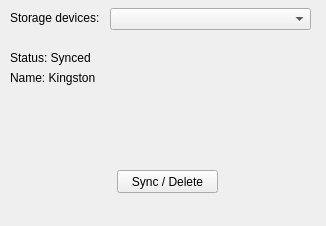
Before: the Qt Designer form gui/mainwindow.ui in stilManiac/drivers-sync, drawn with Qt 5.
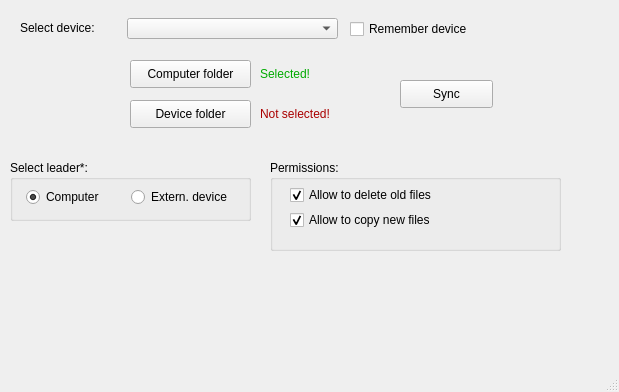
After: the same form once the commit is applied.

```diff
--- a/gui/mainwindow.ui
+++ b/gui/mainwindow.ui
@@ -6,8 +6,8 @@
    <rect>
     <x>0</x>
     <y>0</y>
-    <width>326</width>
-    <height>226</height>
+    <width>619</width>
+    <height>392</height>
    </rect>
   </property>
   <property name="windowTitle">
@@ -17,63 +17,192 @@
    <widget class="QComboBox" name="comboBox">
     <property name="geometry">
      <rect>
-      <x>110</x>
-      <y>8</y>
-      <width>201</width>
-      <height>22</height>
+      <x>127</x>
+      <y>18</y>
+      <width>211</width>
+      <height>21</height>
      </rect>
     </property>
    </widget>
    <widget class="QLabel" name="devices_label">
     <property name="geometry">
      <rect>
-      <x>10</x>
-      <y>10</y>
-      <width>91</width>
+      <x>20</x>
+      <y>20</y>
+      <width>81</width>
       <height>16</height>
      </rect>
     </property>
     <property name="text">
-     <string>Storage devices:</string>
+     <string>Select device:</string>
     </property>
    </widget>
-   <widget class="QLabel" name="status_label">
+   <widget class="QCheckBox" name="checkBox_rememberDevice">
     <property name="geometry">
      <rect>
-      <x>10</x>
-      <y>50</y>
-      <width>211</width>
+      <x>350</x>
+      <y>19</y>
+      <width>131</width>
+      <height>20</height>
+     </rect>
+    </property>
+    <property name="text">
+     <string>Remember device</string>
+    </property>
+   </widget>
+   <widget class="QPushButton" name="pushButton_selectPcPath">
+    <property name="geometry">
+     <rect>
+      <x>130</x>
+      <y>60</y>
+      <width>121</width>
+      <height>28</height>
+     </rect>
+    </property>
+    <property name="text">
+     <string>Computer folder</string>
+    </property>
+   </widget>
+   <widget class="QPushButton" name="pushButton_selectDevicePath">
+    <property name="geometry">
+     <rect>
+      <x>130</x>
+      <y>100</y>
+      <width>121</width>
+      <height>28</height>
+     </rect>
+    </property>
+    <property name="text">
+     <string>Device folder</string>
+    </property>
+   </widget>
+   <widget class="QLabel" name="label_isComputerFolderSelected">
+    <property name="geometry">
+     <rect>
+      <x>260</x>
+      <y>66</y>
+      <width>81</width>
       <height>16</height>
      </rect>
     </property>
     <property name="text">
-     <string>Status: Synced</string>
+     <string>&lt;html&gt;&lt;head/&gt;&lt;body&gt;&lt;p&gt;&lt;span style=&quot; color:#00aa00;&quot;&gt;Selected!&lt;/span&gt;&lt;/p&gt;&lt;/body&gt;&lt;/html&gt;</string>
     </property>
    </widget>
    <widget class="QLabel" name="name_label">
     <property name="geometry">
      <rect>
-      <x>10</x>
-      <y>70</y>
-      <width>211</width>
+      <x>260</x>
+      <y>106</y>
+      <width>81</width>
       <height>16</height>
      </rect>
     </property>
     <property name="text">
-     <string>Name: Kingston</string>
+     <string>&lt;html&gt;&lt;head/&gt;&lt;body&gt;&lt;p&gt;&lt;span style=&quot; color:#aa0000;&quot;&gt;Not selected!&lt;/span&gt;&lt;/p&gt;&lt;/body&gt;&lt;/html&gt;</string>
     </property>
    </widget>
-   <widget class="QPushButton" name="syncButton">
+   <widget class="QGroupBox" name="groupBox_leader">
     <property name="geometry">
      <rect>
-      <x>117</x>
-      <y>170</y>
-      <width>101</width>
-      <height>23</height>
+      <x>10</x>
+      <y>160</y>
+      <width>241</width>
+      <height>61</height>
      </rect>
     </property>
+    <property name="title">
+     <string>Select leader*:</string>
+    </property>
+    <widget class="QRadioButton" name="radioButton_deviceLeader">
+     <property name="geometry">
+      <rect>
+       <x>121</x>
+       <y>27</y>
+       <width>111</width>
+       <height>20</height>
+      </rect>
+     </property>
+     <property name="text">
+      <string>Extern. device</string>
+     </property>
+     <property name="checked">
+      <bool>false</bool>
+     </property>
+    </widget>
+    <widget class="QRadioButton" name="radioButton_PcLeader">
+     <property name="geometry">
+      <rect>
+       <x>16</x>
+       <y>27</y>
+       <width>95</width>
+       <height>20</height>
+      </rect>
+     </property>
+     <property name="text">
+      <string>Computer</string>
+     </property>
+     <property name="checked">
+      <bool>true</bool>
+     </property>
+    </widget>
+   </widget>
+   <widget class="QGroupBox" name="groupBox_permissions">
+    <property name="geometry">
+     <rect>
+      <x>270</x>
+      <y>160</y>
+      <width>291</width>
+      <height>91</height>
+     </rect>
+    </property>
+    <property name="title">
+     <string>Permissions:</string>
+    </property>
+    <widget class="QCheckBox" name="checkBox_deleteOldFiles">
+     <property name="geometry">
+      <rect>
+       <x>20</x>
+       <y>25</y>
+       <width>191</width>
+       <height>20</height>
+      </rect>
+     </property>
+     <property name="text">
+      <string>Allow to delete old files</string>
+     </property>
+     <property name="checked">
+      <bool>true</bool>
+     </property>
+    </widget>
+    <widget class="QCheckBox" name="checkBox_copyNewFiles">
+     <property name="geometry">
+      <rect>
+       <x>20</x>
+       <y>50</y>
+       <width>191</width>
+       <height>20</height>
+      </rect>
+     </property>
+     <property name="text">
+      <string>Allow to copy new files</string>
+     </property>
+     <property name="checked">
+      <bool>true</bool>
+     </property>
+    </widget>
+   </widget>
+   <widget class="QPushButton" name="pushButton_sync">
+    <property name="geometry">
+     <rect>
+      <x>400</x>
+      <y>80</y>
+      <width>93</width>
+      <height>28</height>
+     </rect>
+    </property>
     <property name="text">
-     <string>Sync / Delete</string>
+     <string>Sync</string>
     </property>
    </widget>
   </widget>
@@ -87,6 +216,7 @@
     </rect>
    </property>
   </widget>
+  <widget class="QStatusBar" name="statusbar"/>
  </widget>
  <resources/>
  <connections/>
```
Left out of the diff: 6 changed lines with no effect on the pictures.
